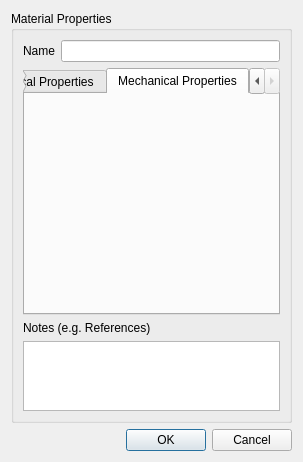
Before: the Qt Designer form gui/ui_dialogMaterial.ui in sestei/CoatingGUI, drawn with Qt 5.
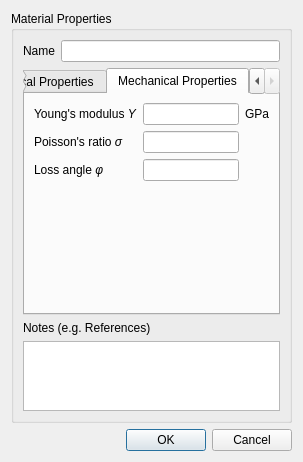
After: the same form once the commit is applied. The open tabs and pages were chosen to show the change.

The edit to the form file:
```diff
--- a/gui/ui_dialogMaterial.ui
+++ b/gui/ui_dialogMaterial.ui
@@ -266,6 +266,88 @@
          <attribute name="title">
           <string>Mechanical Properties</string>
          </attribute>
+         <layout class="QGridLayout" name="gridLayout_2">
+          <item row="0" column="4">
+           <widget class="QLabel" name="label_12">
+            <property name="text">
+             <string>GPa</string>
+            </property>
+           </widget>
+          </item>
+          <item row="0" column="0" colspan="3">
+           <widget class="QLabel" name="label_9">
+            <property name="text">
+             <string>&lt;html&gt;Young's modulus &lt;i&gt;Y&lt;/i&gt;&lt;/html&gt;</string>
+            </property>
+           </widget>
+          </item>
+          <item row="2" column="0">
+           <widget class="QLabel" name="label_11">
+            <property name="text">
+             <string>&lt;html&gt;Loss angle &lt;i&gt;&amp;phi;&lt;/i&gt;&lt;/html&gt;</string>
+            </property>
+           </widget>
+          </item>
+          <item row="1" column="0">
+           <widget class="QLabel" name="label_10">
+            <property name="text">
+             <string>&lt;html&gt;Poisson's ratio &lt;i&gt;&amp;sigma;&lt;/i&gt;&lt;/html&gt;</string>
+            </property>
+           </widget>
+          </item>
+          <item row="0" column="3">
+           <widget class="QLineEdit" name="txtY">
+            <property name="maximumSize">
+             <size>
+              <width>100</width>
+              <height>16777215</height>
+             </size>
+            </property>
+            <property name="alignment">
+             <set>Qt::AlignRight|Qt::AlignTrailing|Qt::AlignVCenter</set>
+            </property>
+           </widget>
+          </item>
+          <item row="2" column="3">
+           <widget class="QLineEdit" name="txtPhi">
+            <property name="maximumSize">
+             <size>
+              <width>100</width>
+              <height>16777215</height>
+             </size>
+            </property>
+            <property name="alignment">
+             <set>Qt::AlignRight|Qt::AlignTrailing|Qt::AlignVCenter</set>
+            </property>
+           </widget>
+          </item>
+          <item row="1" column="3">
+           <widget class="QLineEdit" name="txtSigma">
+            <property name="maximumSize">
+             <size>
+              <width>100</width>
+              <height>16777215</height>
+             </size>
+            </property>
+            <property name="alignment">
+             <set>Qt::AlignRight|Qt::AlignTrailing|Qt::AlignVCenter</set>
+            </property>
+           </widget>
+          </item>
+          <item row="3" column="0">
+           <spacer name="verticalSpacer">
+            <property name="orientation">
+             <enum>Qt::Vertical</enum>
+            </property>
+            <property name="sizeHint" stdset="0">
+             <size>
+              <width>20</width>
+              <height>40</height>
+             </size>
+            </property>
+           </spacer>
+          </item>
+         </layout>
         </widget>
        </widget>
       </item>
```
Left out of the diff: 139 changed lines with no effect on the pictures.
